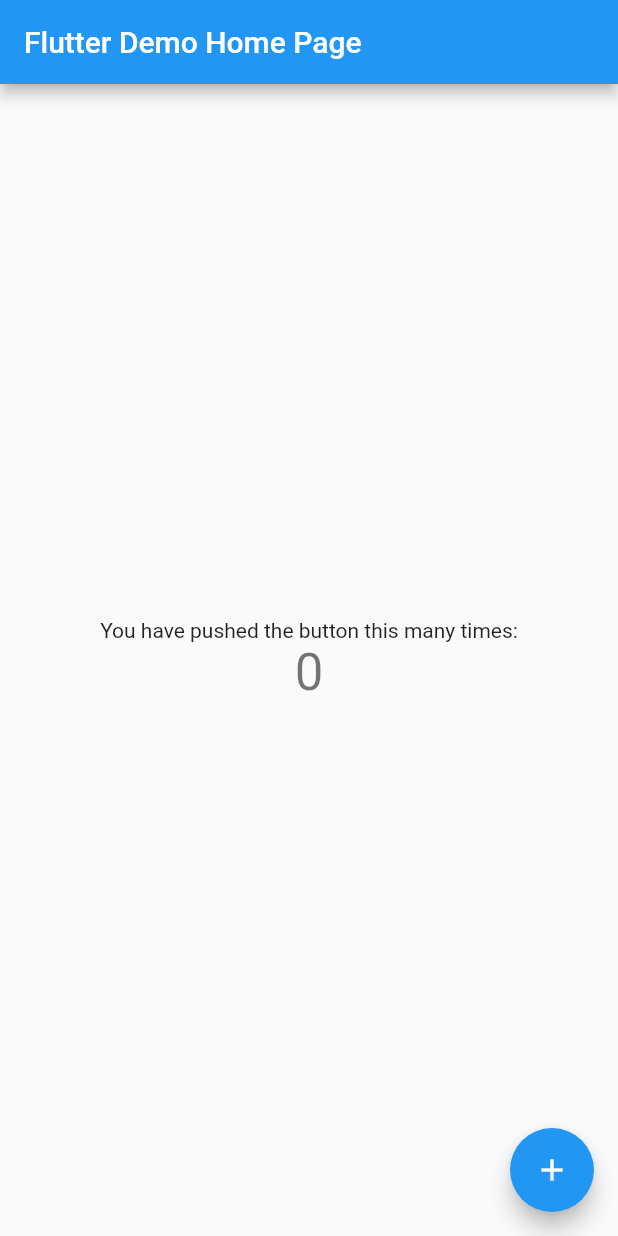
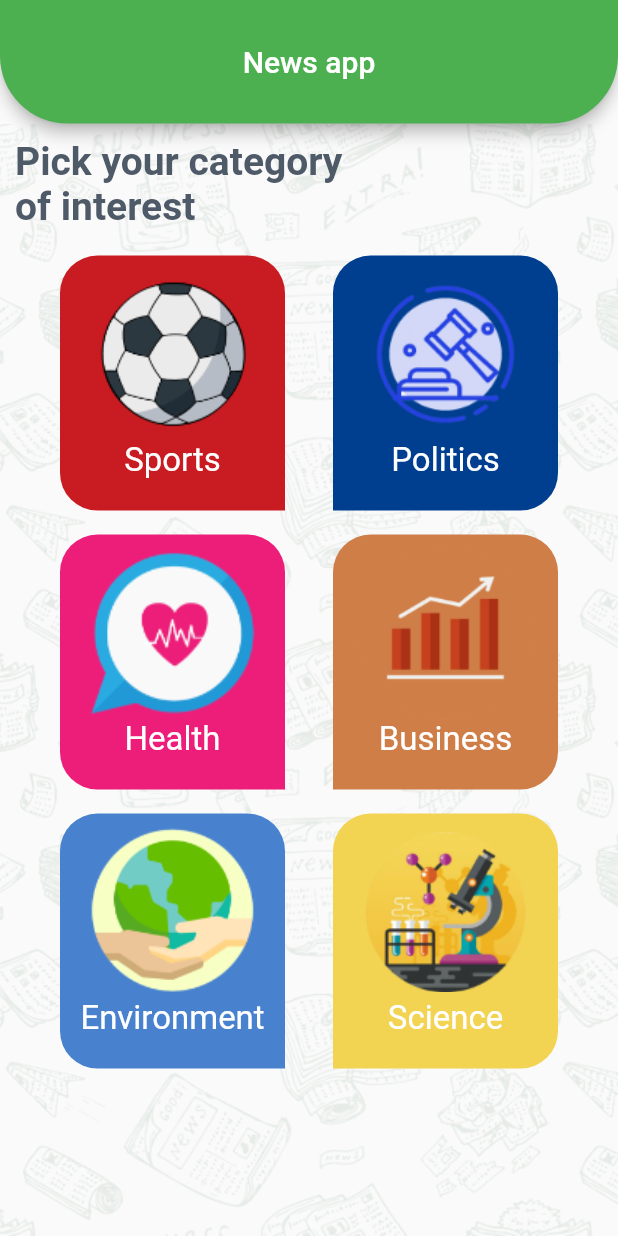
Before and after one commit to mohammedysamir/news-app, a Flutter app: the screen it shows after launch, on a phone screen of 412 x 824 dp. Run offline on Flutter 3.47's test engine with Material 2 defaults, Android fonts, the phone set to English and light mode, and no system bars.

Commit message:
Add: add initial home page ( UI may be improved + add menu).

```diff
--- /dev/null
+++ b/lib/BackgroundPattern.dart
@@ -0,0 +1,7 @@
+import 'package:flutter/material.dart';
+class BackgroundPattern extends StatelessWidget{
+  @override
+  Widget build(BuildContext context) {
+    return Image.asset('assets/images/pattern.png',fit: BoxFit.cover,width: MediaQuery.of(context).size.width,height: MediaQuery.of(context).size.height);
+  }
+}
--- a/lib/Home.dart
+++ b/lib/Home.dart
@@ -1,4 +1,6 @@
+import 'package:flutter/cupertino.dart';
 import 'package:flutter/material.dart';
+import 'package:news/BackgroundPattern.dart';
 
 void main() => runApp(MyApp());
 
@@ -9,25 +11,15 @@ class MyApp extends StatelessWidget {
     return MaterialApp(
       title: 'Flutter Demo',
       theme: ThemeData(
-        primarySwatch: Colors.blue,
+        primarySwatch: Colors.green,
       ),
-      home: MyHomePage(title: 'Flutter Demo Home Page'),
+      home: MyHomePage(title: 'News app'),
     );
   }
 }
 
 class MyHomePage extends StatefulWidget {
   MyHomePage({Key? key, required this.title}) : super(key: key);
-
-  // This widget is the home page of your application. It is stateful, meaning
-  // that it has a State object (defined below) that contains fields that affect
-  // how it looks.
-
-  // This class is the configuration for the state. It holds the values (in this
-  // case the title) provided by the parent (in this case the App widget) and
-  // used by the build method of the State. Fields in a Widget subclass are
-  // always marked "final".
-
   final String title;
 
   @override
@@ -35,68 +27,139 @@ class MyHomePage extends StatefulWidget {
 }
 
 class _MyHomePageState extends State<MyHomePage> {
-  int _counter = 0;
-
-  void _incrementCounter() {
-    setState(() {
-      // This call to setState tells the Flutter framework that something has
-      // changed in this State, which causes it to rerun the build method below
-      // so that the display can reflect the updated values. If we changed
-      // _counter without calling setState(), then the build method would not be
-      // called again, and so nothing would appear to happen.
-      _counter++;
-    });
-  }
-
   @override
   Widget build(BuildContext context) {
-    // This method is rerun every time setState is called, for instance as done
-    // by the _incrementCounter method above.
-    //
-    // The Flutter framework has been optimized to make rerunning build methods
-    // fast, so that you can just rebuild anything that needs updating rather
-    // than having to individually change instances of widgets.
     return Scaffold(
       appBar: AppBar(
-        // Here we take the value from the MyHomePage object that was created by
-        // the App.build method, and use it to set our appbar title.
         title: Text(widget.title),
+        centerTitle: true,
+        toolbarHeight: MediaQuery.of(context).size.height * 0.1,
+        shape: RoundedRectangleBorder(
+          borderRadius: BorderRadius.vertical(
+            bottom: Radius.circular(45),
+          ),
+        ),
       ),
       body: Center(
-        // Center is a layout widget. It takes a single child and positions it
-        // in the middle of the parent.
-        child: Column(
-          // Column is also a layout widget. It takes a list of children and
-          // arranges them vertically. By default, it sizes itself to fit its
-          // children horizontally, and tries to be as tall as its parent.
-          //
-          // Invoke "debug painting" (press "p" in the console, choose the
-          // "Toggle Debug Paint" action from the Flutter Inspector in Android
-          // Studio, or the "Toggle Debug Paint" command in Visual Studio Code)
-          // to see the wireframe for each widget.
-          //
-          // Column has various properties to control how it sizes itself and
-          // how it positions its children. Here we use mainAxisAlignment to
-          // center the children vertically; the main axis here is the vertical
-          // axis because Columns are vertical (the cross axis would be
-          // horizontal).
-          mainAxisAlignment: MainAxisAlignment.center,
+        child: Stack(
           children: <Widget>[
-            Text(
-              'You have pushed the button this many times:',
-            ),
-            Text(
-              '$_counter',
-              style: Theme.of(context).textTheme.headline4,
+            BackgroundPattern(),
+            Container(
+              alignment: Alignment.center,
+              child: Column(
+                children: [
+                  Padding(
+                    padding: const EdgeInsets.all(10.0),
+                    child: Text('Pick your category\nof interest',
+                        style: TextStyle(
+                            fontSize: 26,
+                            fontWeight: FontWeight.bold,
+                            color: Color.fromARGB(255, 79, 90, 105)),
+                        textAlign: TextAlign.start),
+                  ),
+                  Column(
+                    children: [
+                      Padding(
+                        padding: const EdgeInsets.all(8.0),
+                        child: Row(
+                          mainAxisAlignment: MainAxisAlignment.spaceEvenly,
+                          children: [
+                            Category('Sports', 'assets/images/sports.png',
+                                false, Color.fromARGB(255, 201, 28, 34)),
+                            Category('Politics', 'assets/images/Politics.png',
+                                true, Color.fromARGB(255, 0, 62, 144)),
+                          ],
+                        ),
+                      ),
+                      Padding(
+                        padding: const EdgeInsets.all(8.0),
+                        child: Row(
+                          mainAxisAlignment: MainAxisAlignment.spaceEvenly,
+                          children: [
+                            Category('Health', 'assets/images/health.png',
+                                false, Color.fromARGB(255, 237, 30, 121)),
+                            Category('Business', 'assets/images/business.png',
+                                true, Color.fromARGB(255, 207, 126, 72)),
+                          ],
+                        ),
+                      ),
+                      Padding(
+                        padding: const EdgeInsets.all(8.0),
+                        child: Row(
+                          mainAxisAlignment: MainAxisAlignment.spaceEvenly,
+                          children: [
+                            Category(
+                                'Environment',
+                                'assets/images/environment.png',
+                                false,
+                                Color.fromARGB(255, 72, 130, 207)),
+                            Category('Science', 'assets/images/science.png',
+                                true, Color.fromARGB(255, 242, 211, 82)),
+                          ],
+                        ),
+                      ),
+                    ],
+                  ),
+                ],
+                crossAxisAlignment: CrossAxisAlignment.stretch,
+              ),
             ),
           ],
         ),
       ),
-      floatingActionButton: FloatingActionButton(
-        onPressed: _incrementCounter,
-        tooltip: 'Increment',
-        child: Icon(Icons.add),
-      ), // This trailing comma makes auto-formatting nicer for build methods.
     );
   }
 }
+
+class Category extends StatelessWidget {
+  final String categoryName, imagePath;
+  final Color color;
+  final bool isRightCategory;
+  final double borderRadius = 25.0;
+
+  Category(this.categoryName, this.imagePath, this.isRightCategory, this.color);
+
+  @override
+  Widget build(BuildContext context) {
+    return Container(
+      width: 150,
+      height: 170,
+      decoration: BoxDecoration(
+        //if the category is right one then it won't have left border radius and vice versa
+        color: this.color,
+        borderRadius: BorderRadius.only(
+            topLeft: Radius.circular(borderRadius),
+            topRight: Radius.circular(borderRadius),
+            bottomLeft: isRightCategory
+                ? Radius.circular(0)
+                : Radius.circular(borderRadius),
+            bottomRight: isRightCategory
+                ? Radius.circular(borderRadius)
+                : Radius.circular(0)),
+      ),
+      child: Padding(
+        padding: const EdgeInsets.all(8.0),
+        child: Column(
+          children: [
+            Expanded(
+              flex: 3,
+              child: Image.asset(
+                this.imagePath,
+                fit: BoxFit.contain,
+              ),
+            ),
+            Expanded(
+              child: Text(
+                this.categoryName,
+                style: TextStyle(color: Colors.white, fontSize: 22),
+              ),
+              flex: 1,
+            )
+          ],
+          mainAxisAlignment: MainAxisAlignment.center,
+          crossAxisAlignment: CrossAxisAlignment.center,
+        ),
+      ),
+    );
+  }
+}
--- a/pubspec.yaml
+++ b/pubspec.yaml
@@ -27,6 +27,7 @@ dependencies:
   # The following adds the Cupertino Icons font to your application.
   # Use with the CupertinoIcons class for iOS style icons.
   cupertino_icons: ^1.0.2
+  flutter_native_splash: ^1.2.1
 
 dev_dependencies:
   flutter_test:
```
Also changed, not shown: pubspec.lock.
